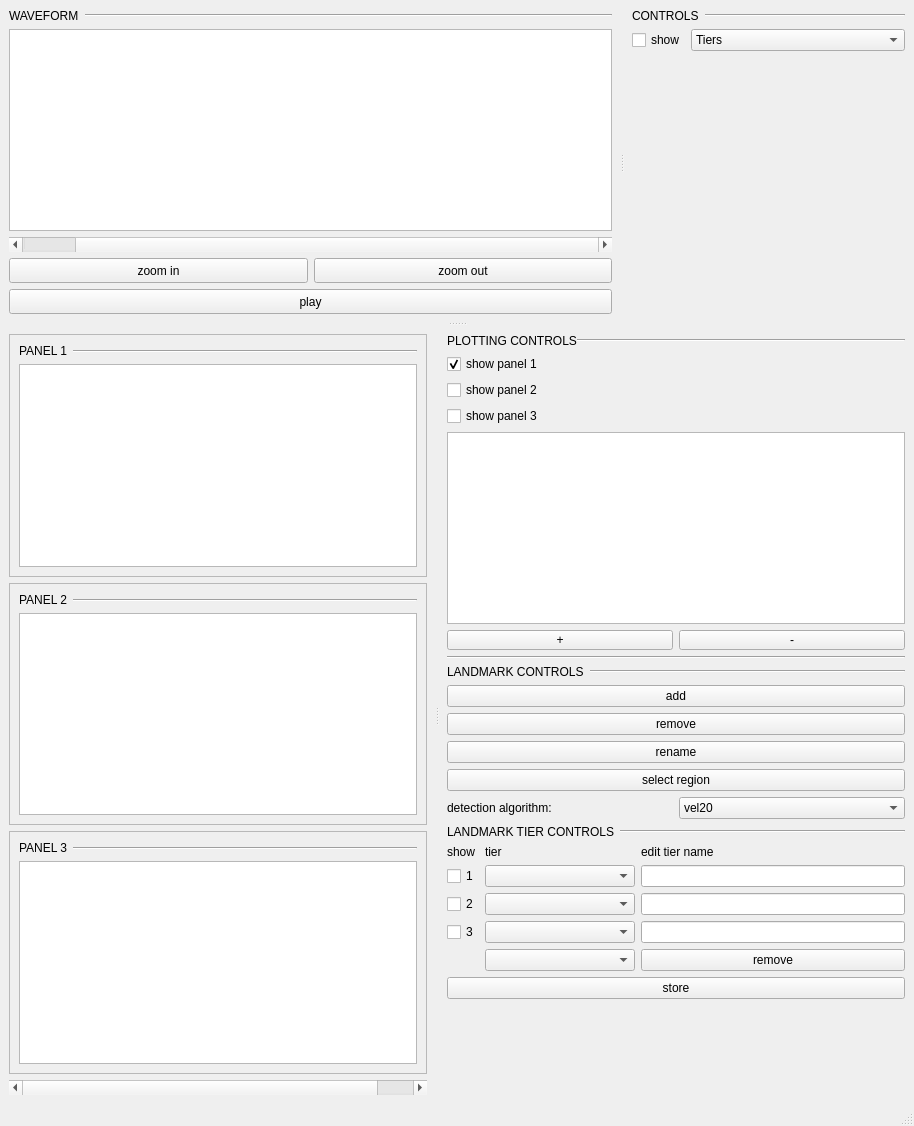
Before: the Qt Designer form gui/ui_files/ui_inspector.ui in phbuech/adatool, drawn with Qt 5.
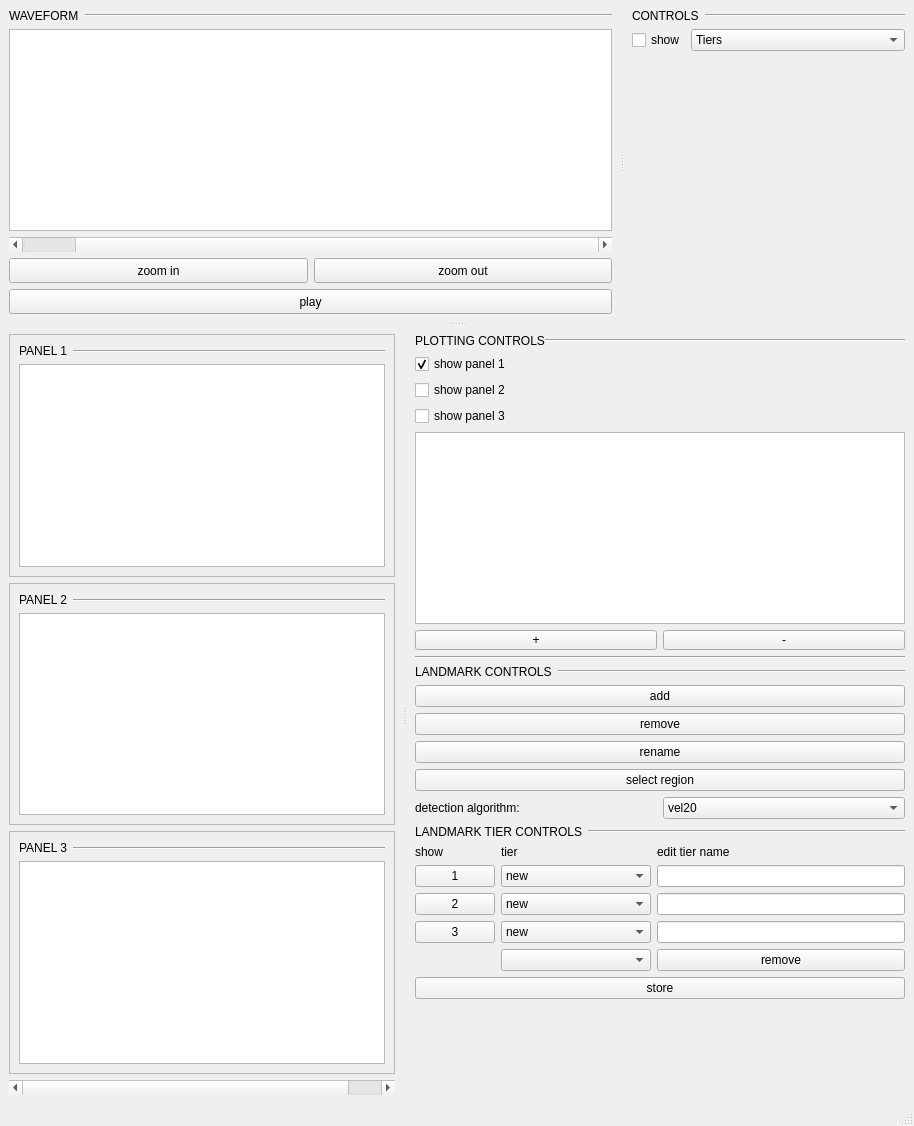
After: the same form once the commit is applied. Custom widgets are drawn as their Qt base class.

Commit message: 2d inspector window added

Diff of the .ui file:
```diff
--- a/gui/ui_files/ui_inspector.ui
+++ b/gui/ui_files/ui_inspector.ui
@@ -937,13 +937,6 @@
                </property>
               </widget>
              </item>
-             <item row="2" column="0">
-              <widget class="QCheckBox" name="emaPanel2DisplayLandmarksCheckBox">
-               <property name="text">
-                <string>2</string>
-               </property>
-              </widget>
-             </item>
              <item row="3" column="1">
               <widget class="QComboBox" name="emaPanel3SelectTierComboBox">
                <property name="sizePolicy">
@@ -958,6 +951,11 @@
                  <height>0</height>
                 </size>
                </property>
+               <item>
+                <property name="text">
+                 <string>new</string>
+                </property>
+               </item>
               </widget>
              </item>
              <item row="2" column="1">
@@ -974,13 +972,11 @@
                  <height>0</height>
                 </size>
                </property>
-              </widget>
-             </item>
-             <item row="3" column="0">
-              <widget class="QCheckBox" name="emaPanel3DisplayLandmarksCheckBox">
-               <property name="text">
-                <string>3</string>
-               </property>
+               <item>
+                <property name="text">
+                 <string>new</string>
+                </property>
+               </item>
               </widget>
              </item>
              <item row="0" column="0">
@@ -1010,25 +1006,11 @@
                  <height>0</height>
                 </size>
                </property>
-              </widget>
-             </item>
-             <item row="1" column="0">
-              <widget class="QCheckBox" name="emaPanel1DisplayLandmarksCheckBox">
-               <property name="sizePolicy">
-                <sizepolicy hsizetype="Fixed" vsizetype="Fixed">
-                 <horstretch>0</horstretch>
-                 <verstretch>0</verstretch>
-                </sizepolicy>
-               </property>
-               <property name="contextMenuPolicy">
-                <enum>Qt::DefaultContextMenu</enum>
-               </property>
-               <property name="layoutDirection">
-                <enum>Qt::LeftToRight</enum>
-               </property>
-               <property name="text">
-                <string>1</string>
-               </property>
+               <item>
+                <property name="text">
+                 <string>new</string>
+                </property>
+               </item>
               </widget>
              </item>
              <item row="0" column="2">
@@ -1087,6 +1069,48 @@
              <item row="4" column="1">
               <widget class="QComboBox" name="emaAllTiersComboBox"/>
              </item>
+             <item row="1" column="0">
+              <widget class="QPushButton" name="emaPanel1DisplayLandmarksPushButton">
+               <property name="sizePolicy">
+                <sizepolicy hsizetype="Fixed" vsizetype="Fixed">
+                 <horstretch>0</horstretch>
+                 <verstretch>0</verstretch>
+                </sizepolicy>
+               </property>
+               <property name="contextMenuPolicy">
+                <enum>Qt::DefaultContextMenu</enum>
+               </property>
+               <property name="layoutDirection">
+                <enum>Qt::LeftToRight</enum>
+               </property>
+               <property name="text">
+                <string>1</string>
+               </property>
+               <property name="checkable">
+                <bool>true</bool>
+               </property>
+              </widget>
+             </item>
+             <item row="2" column="0">
+              <widget class="QPushButton" name="emaPanel2DisplayLandmarksPushButton">
+               <property name="text">
+                <string>2</string>
+               </property>
+               <property name="checkable">
+                <bool>true</bool>
+               </property>
+              </widget>
+             </item>
+             <item row="3" column="0">
+              <widget class="QPushButton" name="emaPanel3DisplayLandmarksPushButton">
+               <property name="text">
+                <string>3</string>
+               </property>
+               <property name="checkable">
+                <bool>true</bool>
+               </property>
+              </widget>
+             </item>
             </layout>
            </item>
            <item>
```
Left out of the diff: 2 changed lines with no effect on the pictures. The commit also changes 17 other files.
